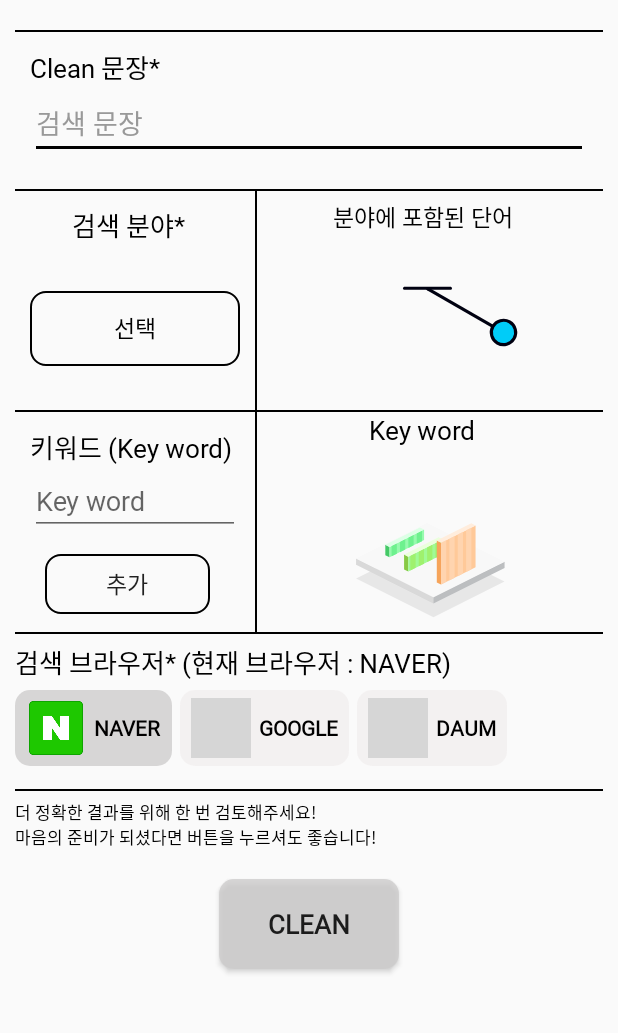
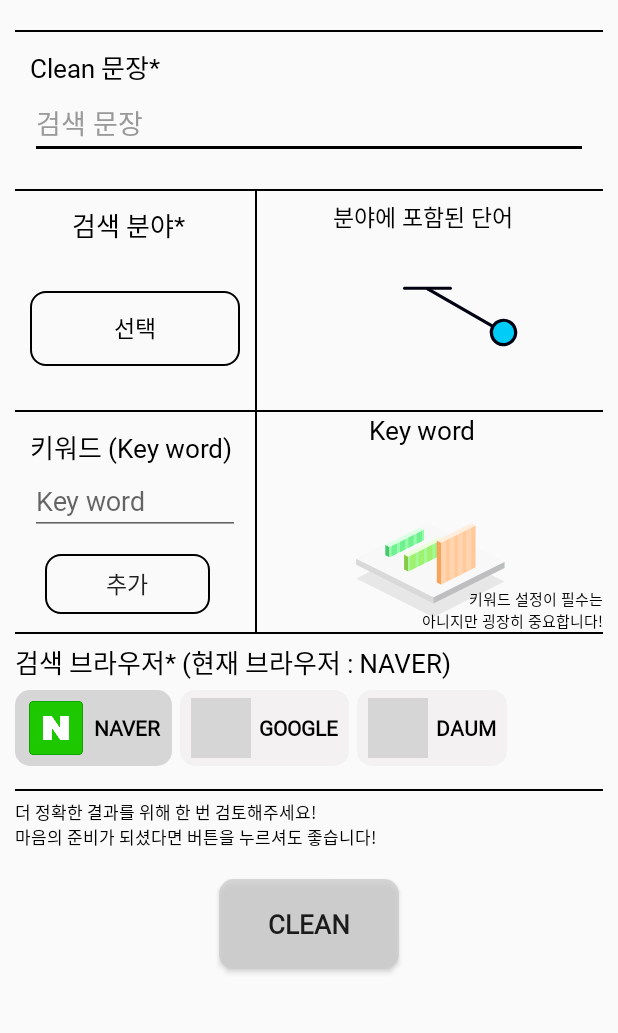
Before and after one commit to SimplePro/cleanSearch, an Android app: the screen it shows after launch (MainActivity), on a phone screen of 412 x 824 dp, the part 101-1134 px from its top. Run offline under Robolectric (Android 15) with nearby library versions, the phone set to English and light mode, and no system bars; our stand-ins replace Room's generated code; 2 statements that could not run were skipped; grey boxes are pictures that could not be loaded.

Commit message:
데이터 받아와서 분석하고, 분석 결과 저장까지 구현함.

```diff
--- a/app/src/main/java/com/wotin/cleansearch/Converters/ListJsonConverter.kt
+++ b/app/src/main/java/com/wotin/cleansearch/Converters/ListJsonConverter.kt
@@ -8,15 +8,13 @@
 
     @TypeConverter
     fun listToJson(value: ArrayList<SearchResultCustomClass>?): String {
-
         return Gson().toJson(value)
     }
 
     @TypeConverter
     fun jsonToList(value: String): ArrayList<SearchResultCustomClass> {
 
-        val objects = Gson().fromJson(value, Array<SearchResultCustomClass>::class.java) as Array<SearchResultCustomClass>
-        val list = objects.toList()
-        return list as ArrayList<SearchResultCustomClass>
+        val list : ArrayList<SearchResultCustomClass> = ArrayList(Gson().fromJson(value, Array<SearchResultCustomClass>::class.java).toList())
+        return list
     }
 }
--- a/app/src/main/java/com/wotin/cleansearch/CustomClass/SearchResultCustomClass.kt
+++ b/app/src/main/java/com/wotin/cleansearch/CustomClass/SearchResultCustomClass.kt
@@ -1,3 +1,3 @@
 package com.wotin.cleansearch.CustomClass
 
-class SearchResultCustomClass(val sentences : String, val rank : Int, val score : Int)
+class SearchResultCustomClass(val sentences : String, var rank : Int, val score : Int)
--- a/app/src/main/res/layout/activity_main.xml
+++ b/app/src/main/res/layout/activity_main.xml
@@ -179,6 +179,20 @@
         android:textSize="17dp"
         app:layout_constraintLeft_toLeftOf="parent"
         app:layout_constraintTop_toBottomOf="@id/betweenFieldSpinnerAndKeywordRecyclerView" />
+
+    <TextView
+        android:layout_width="wrap_content"
+        android:layout_height="wrap_content"
+        android:text="키워드 설정이 필수는\n아니지만 굉장히 중요합니다!"
+        android:fontFamily="@font/mapo"
+        android:textSize="10dp"
+        android:textColor="@android:color/black"
+        app:layout_constraintBottom_toTopOf="@id/betweenKeywordEditTextAndSelectBrowser"
+        app:layout_constraintRight_toRightOf="parent"
+        android:layout_marginRight="10dp"
+        android:gravity="right"
+        />
+
 
     <EditText
         android:id="@+id/KeyWordEditText"
```
Also changed, not shown: app/src/main/java/com/wotin/cleansearch/activity/MainActivity.kt (+55 -5 lines).
